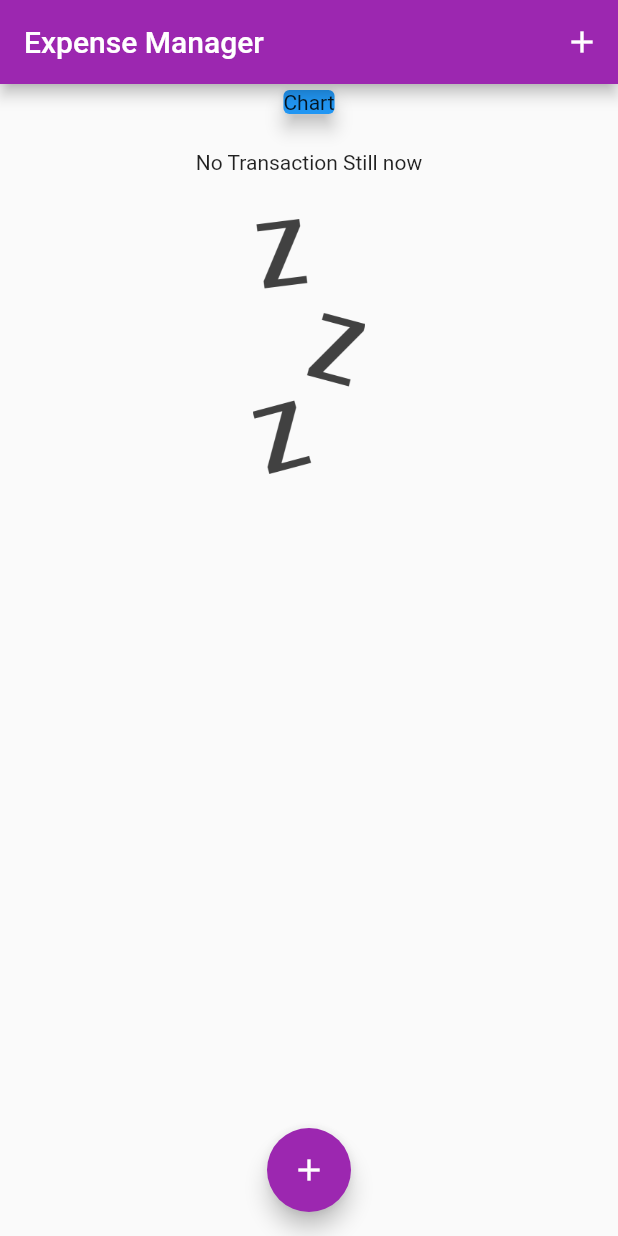
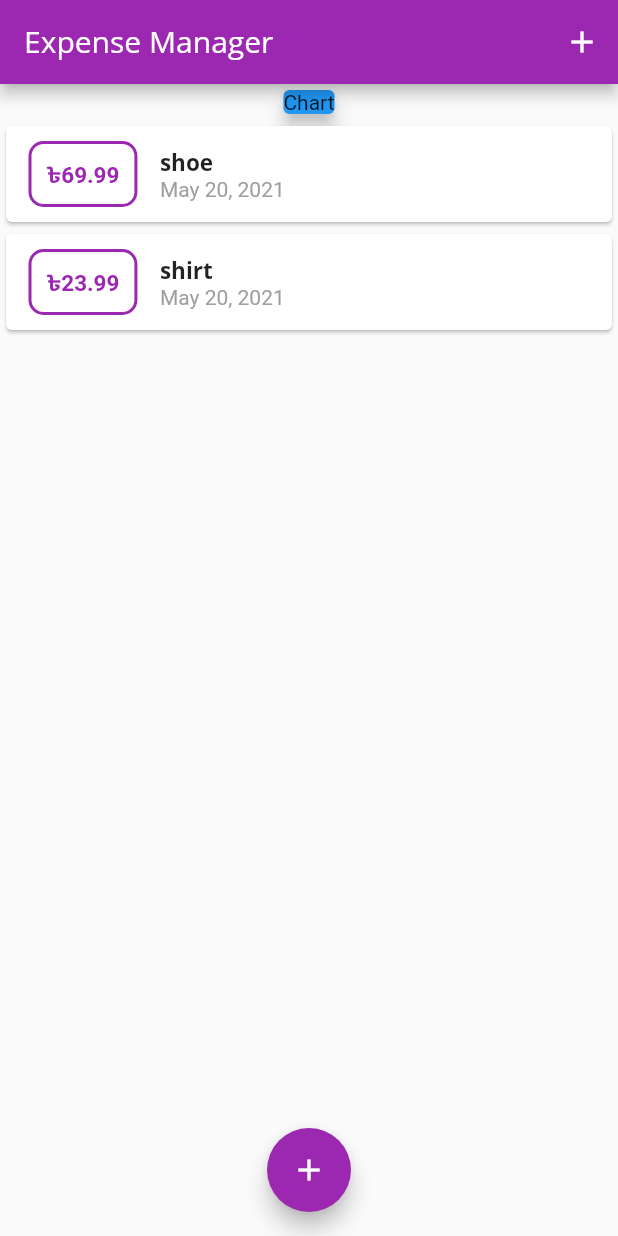
Before and after one commit to SaminYeaser/expense_manager, a Flutter app: the screen it shows after launch, on a phone screen of 412 x 824 dp. Run offline on Flutter 3.47's test engine with Material 2 defaults, Android fonts, the phone set to English and light mode, and no system bars.

Commit message:
font changed

```diff
--- a/lib/main.dart
+++ b/lib/main.dart
@@ -16,8 +16,13 @@ class MyApp extends StatelessWidget {
       title: 'Flutter Demo',
       debugShowCheckedModeBanner: false,
       theme: ThemeData(
-        primarySwatch: Colors.purple,
-      ),
+          primarySwatch: Colors.purple,
+          fontFamily: 'Quicksand',
+          appBarTheme: AppBarTheme(
+              textTheme: ThemeData.light().textTheme.copyWith(
+                  headline6: TextStyle(fontFamily: 'OpenSans', fontSize: 20))),
+          textTheme: ThemeData.light().textTheme.copyWith(
+              headline6: TextStyle(fontFamily: 'OpenSans', fontSize: 15, fontWeight: FontWeight.bold))),
       home: MyHomePage(),
     );
   }
@@ -30,8 +35,8 @@ class MyHomePage extends StatefulWidget {
 
 class _MyHomePageState extends State<MyHomePage> {
   final List<Transaction> _userTransaction = [
-    // Transaction(title: 'shoe', id: 'd1', price: 69.99, date: DateTime.now()),
-    // Transaction(title: 'shirt', id: 'd2', price: 23.99, date: DateTime.now())
+    Transaction(title: 'shoe', id: 'd1', price: 69.99, date: DateTime.now()),
+    Transaction(title: 'shirt', id: 'd2', price: 23.99, date: DateTime.now())
   ];
 
   void _addNewTransaction(String txTitle, double txPrice) {
--- a/lib/widget/transaction_list.dart
+++ b/lib/widget/transaction_list.dart
@@ -19,7 +19,7 @@ class TransactionList extends StatelessWidget {
                     padding: EdgeInsets.only(top: 20),
                       child: Text(
                     'No Transaction Still now',
-                    style: TextStyle(),
+                    style: Theme.of(context).textTheme.headline6,
                   )),
                   Container(
                     height: 200,
@@ -59,10 +59,7 @@ class TransactionList extends StatelessWidget {
                         children: [
                           Text(
                             transaction[index].title,
-                            style: TextStyle(
-                                fontSize: 15,
-                                color: Colors.black,
-                                fontWeight: FontWeight.bold),
+                            style: Theme.of(context).textTheme.headline6,
                           ),
                           Text(
                             DateFormat.yMMMd().format(transaction[index].date),
```
Also changed, not shown: pubspec.yaml (+10 -6 lines).
